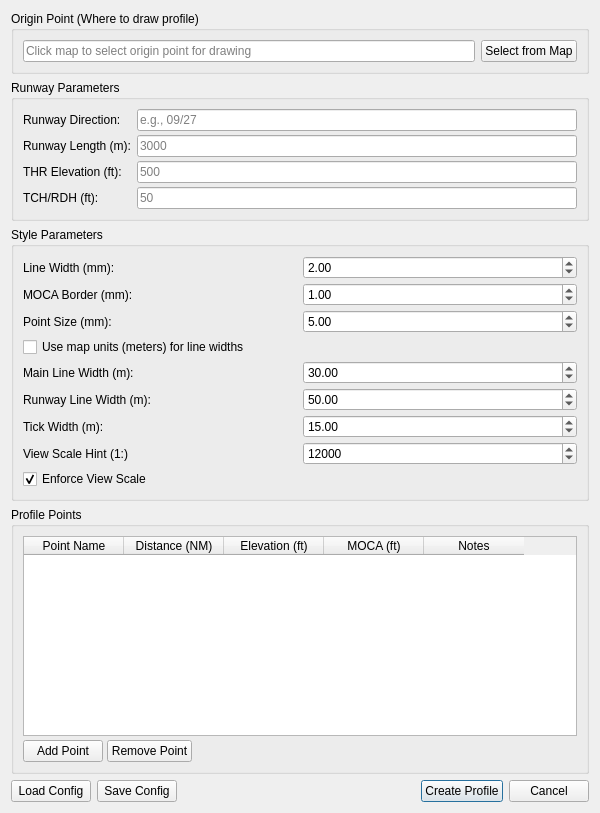
Before: the Qt Designer form qAeroChart/ui/profile_creation_dialog_base.ui in andures/qAeroChart, drawn with Qt 5.
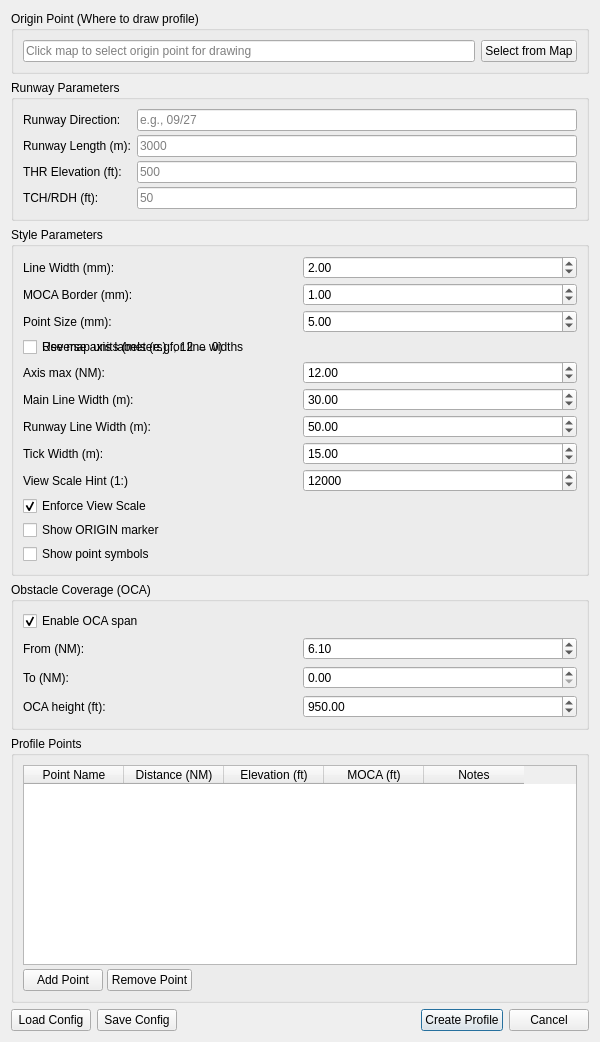
After: the same form once the commit is applied.

Commit message: Add UI options for axis settings and OCA configuration in profile creation dialog

The edit to the form file:
```diff
--- a/qAeroChart/ui/profile_creation_dialog_base.ui
+++ b/qAeroChart/ui/profile_creation_dialog_base.ui
@@ -189,6 +189,39 @@
         </property>
        </widget>
       </item>
+         <item row="3" column="0" colspan="2">
+            <widget class="QCheckBox" name="checkBox_axis_reverse_labels">
+             <property name="text">
+                <string>Reverse axis labels (e.g., 12 → 0)</string>
+             </property>
+             <property name="checked">
+                <bool>true</bool>
+             </property>
+            </widget>
+         </item>
+         <item row="4" column="0">
+            <widget class="QLabel" name="label_axis_max_nm">
+             <property name="text">
+                <string>Axis max (NM):</string>
+             </property>
+            </widget>
+         </item>
+         <item row="4" column="1">
+            <widget class="QDoubleSpinBox" name="spinBox_axis_max_nm">
+             <property name="minimum">
+                <double>1.000000000000000</double>
+             </property>
+             <property name="maximum">
+                <double>100.000000000000000</double>
+             </property>
+             <property name="singleStep">
+                <double>0.500000000000000</double>
+             </property>
+             <property name="value">
+                <double>12.000000000000000</double>
+             </property>
+            </widget>
+         </item>
      <item row="3" column="0" colspan="2">
       <widget class="QCheckBox" name="checkBox_use_map_units">
        <property name="text">
@@ -199,14 +232,14 @@
        </property>
       </widget>
      </item>
-     <item row="4" column="0">
+         <item row="5" column="0">
       <widget class="QLabel" name="label_line_width_mu">
        <property name="text">
         <string>Main Line Width (m):</string>
        </property>
       </widget>
      </item>
-     <item row="4" column="1">
+         <item row="5" column="1">
       <widget class="QDoubleSpinBox" name="spinBox_line_width_mu">
        <property name="minimum">
         <double>1.000000000000000</double>
@@ -222,14 +255,14 @@
        </property>
       </widget>
      </item>
-     <item row="5" column="0">
+         <item row="6" column="0">
       <widget class="QLabel" name="label_runway_width_mu">
        <property name="text">
         <string>Runway Line Width (m):</string>
        </property>
       </widget>
      </item>
-     <item row="5" column="1">
+         <item row="6" column="1">
       <widget class="QDoubleSpinBox" name="spinBox_runway_width_mu">
        <property name="minimum">
         <double>1.000000000000000</double>
@@ -245,14 +278,14 @@
        </property>
       </widget>
      </item>
-     <item row="6" column="0">
+         <item row="7" column="0">
       <widget class="QLabel" name="label_dist_width_mu">
        <property name="text">
         <string>Tick Width (m):</string>
        </property>
       </widget>
      </item>
-     <item row="6" column="1">
+         <item row="7" column="1">
       <widget class="QDoubleSpinBox" name="spinBox_dist_width_mu">
        <property name="minimum">
         <double>1.000000000000000</double>
@@ -268,14 +301,14 @@
        </property>
       </widget>
      </item>
-    <item row="7" column="0">
+        <item row="8" column="0">
      <widget class="QLabel" name="label_view_scale_hint">
       <property name="text">
        <string>View Scale Hint (1:)</string>
       </property>
      </widget>
     </item>
-    <item row="7" column="1">
+        <item row="8" column="1">
      <widget class="QSpinBox" name="spinBox_view_scale_hint">
       <property name="minimum">
        <number>1000</number>
@@ -291,7 +324,7 @@
       </property>
      </widget>
     </item>
-    <item row="8" column="0" colspan="2">
+        <item row="9" column="0" colspan="2">
      <widget class="QCheckBox" name="checkBox_enforce_view_scale">
       <property name="text">
        <string>Enforce View Scale</string>
@@ -301,9 +334,123 @@
       </property>
      </widget>
     </item>
+        <item row="10" column="0" colspan="2">
+         <widget class="QCheckBox" name="checkBox_show_origin">
+            <property name="text">
+             <string>Show ORIGIN marker</string>
+            </property>
+            <property name="checked">
+             <bool>false</bool>
+            </property>
+         </widget>
+        </item>
+        <item row="11" column="0" colspan="2">
+         <widget class="QCheckBox" name="checkBox_show_point_symbols">
+            <property name="text">
+             <string>Show point symbols</string>
+            </property>
+            <property name="checked">
+             <bool>false</bool>
+            </property>
+         </widget>
+        </item>
      </layout>
     </widget>
    </item>
+     <item>
+        <widget class="QGroupBox" name="groupBox_oca">
+         <property name="title">
+            <string>Obstacle Coverage (OCA)</string>
+         </property>
+         <layout class="QGridLayout" name="gridLayout_oca">
+            <item row="0" column="0" colspan="2">
+             <widget class="QCheckBox" name="checkBox_enable_oca">
+                <property name="text">
+                 <string>Enable OCA span</string>
+                </property>
+                <property name="checked">
+                 <bool>true</bool>
+                </property>
+             </widget>
+            </item>
+            <item row="1" column="0">
+             <widget class="QLabel" name="label_oca_from">
+                <property name="text">
+                 <string>From (NM):</string>
+                </property>
+             </widget>
+            </item>
+            <item row="1" column="1">
+             <widget class="QDoubleSpinBox" name="doubleSpinBox_oca_from_nm">
+                <property name="minimum">
+                 <double>0.000000000000000</double>
+                </property>
+                <property name="maximum">
+                 <double>100.000000000000000</double>
+                </property>
+                <property name="decimals">
+                 <number>2</number>
+                </property>
+                <property name="singleStep">
+                 <double>0.10</double>
+                </property>
+                <property name="value">
+                 <double>6.10</double>
+                </property>
+             </widget>
+            </item>
+            <item row="2" column="0">
+             <widget class="QLabel" name="label_oca_to">
+                <property name="text">
+                 <string>To (NM):</string>
+                </property>
+             </widget>
+            </item>
+            <item row="2" column="1">
+             <widget class="QDoubleSpinBox" name="doubleSpinBox_oca_to_nm">
+                <property name="minimum">
+                 <double>0.000000000000000</double>
+                </property>
+                <property name="maximum">
+                 <double>100.000000000000000</double>
+                </property>
+                <property name="decimals">
+                 <number>2</number>
+                </property>
+                <property name="singleStep">
+                 <double>0.10</double>
+                </property>
+                <property name="value">
+                 <double>0.00</double>
+                </property>
+             </widget>
+            </item>
+            <item row="3" column="0">
+             <widget class="QLabel" name="label_oca_ft">
+                <property name="text">
+                 <string>OCA height (ft):</string>
+                </property>
+             </widget>
+            </item>
+            <item row="3" column="1">
+             <widget class="QDoubleSpinBox" name="doubleSpinBox_oca_ft">
+                <property name="minimum">
+                 <double>0.000000000000000</double>
+                </property>
+                <property name="maximum">
+                 <double>20000.000000000000000</double>
+                </property>
+                <property name="singleStep">
+                 <double>10.000000000000000</double>
+                </property>
+                <property name="value">
+                 <double>950.000000000000000</double>
+                </property>
+             </widget>
+            </item>
+         </layout>
+        </widget>
+     </item>
    <item>
     <widget class="QGroupBox" name="groupBox_points">
      <property name="title">
```
The commit also changes 4 other files.
